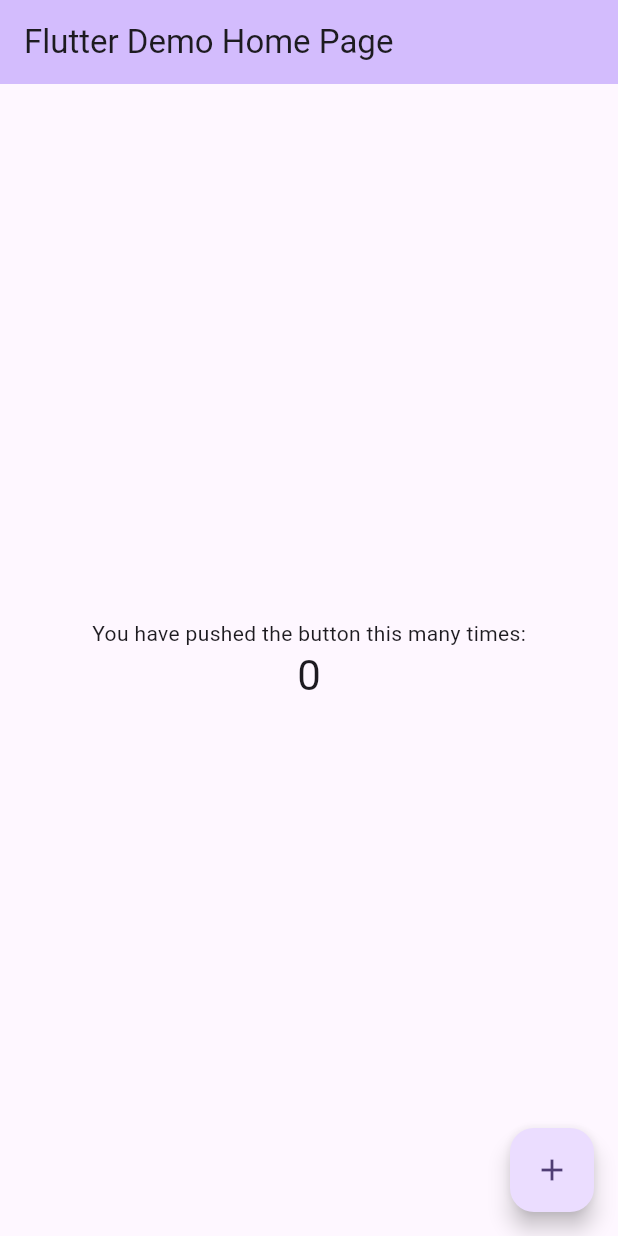
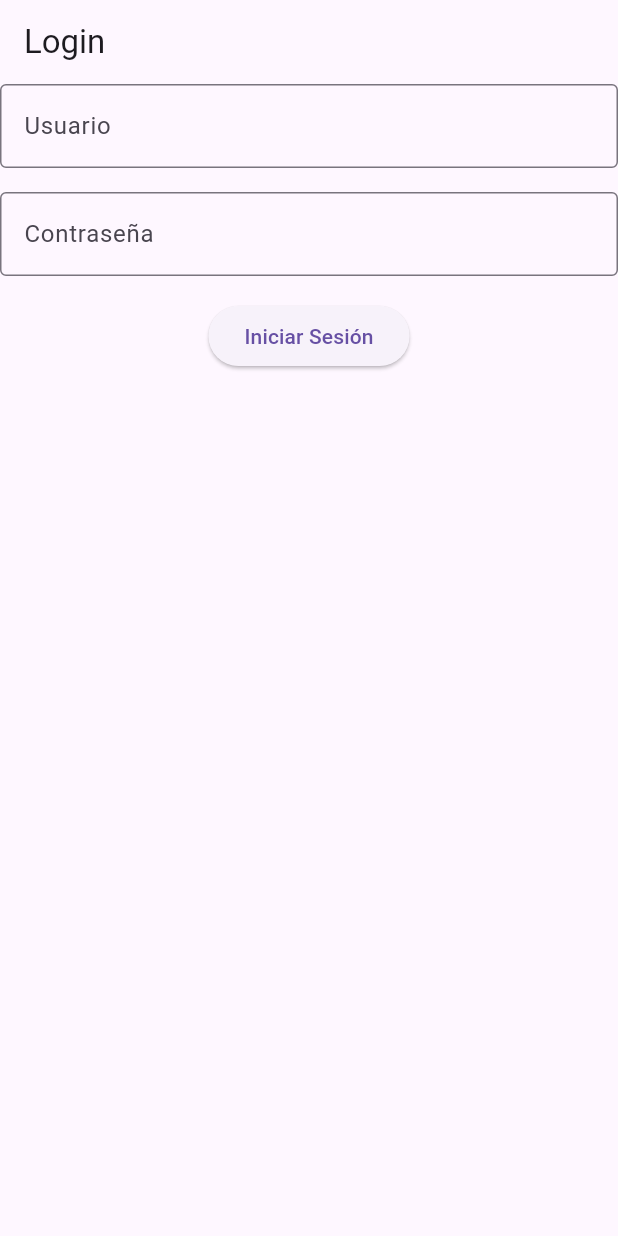
Before and after one commit to JavierMedarde99/F1-bet, a Flutter app: the screen it shows after launch, on a phone screen of 412 x 824 dp. Run offline on Flutter 3.47's test engine with Material 3 defaults, Android fonts, the light colour scheme and no system bars; our stand-ins replace flutter_dotenv, supabase_flutter; accounts and stored records are empty.

Commit message:
login functionality

```diff
--- /dev/null
+++ b/lib/components/FormLogin.dart
@@ -0,0 +1,70 @@
+import 'package:f1/f1Page.dart';
+import 'package:f1/utils/connectionDataBase.dart';
+import 'package:flutter/material.dart';
+
+class Formlogin extends StatefulWidget {
+  const Formlogin({super.key});
+
+  @override
+  State<Formlogin> createState() => _FormloginState();
+}
+
+class _FormloginState extends State<Formlogin> {
+  final TextEditingController usuarioController = TextEditingController();
+  final TextEditingController passwordController = TextEditingController();
+
+  @override
+  void dispose() {
+    usuarioController.dispose();
+    passwordController.dispose();
+    super.dispose();
+  }
+
+  @override
+  Widget build(BuildContext context) {
+    return Column(
+      children: [
+        TextField(
+          controller: usuarioController,
+          decoration: const InputDecoration(
+            labelText: 'Usuario',
+            border: OutlineInputBorder(),
+          ),
+        ),
+        const SizedBox(height: 16),
+        TextField(
+          controller: passwordController,
+          obscureText: true,
+          decoration: const InputDecoration(
+            labelText: 'Contraseña',
+            border: OutlineInputBorder(),
+          ),
+        ),
+        const SizedBox(height: 16),
+        ElevatedButton(
+          onPressed: () async {
+            final usuario = usuarioController.text.trim();
+            final password = passwordController.text.trim();
+
+            if (usuario.isEmpty || password.isEmpty) return;
+
+            bool isValid = await validateLogin(usuario, password);
+            if (isValid) {
+              Navigator.push(
+                context,
+                MaterialPageRoute<void>(
+                  builder: (context) => F1page(),
+                ),
+              );
+            } else {
+              ScaffoldMessenger.of(context).showSnackBar(
+                SnackBar(content: Text('Credenciales incorrectas')),
+              );
+            }
+          },
+          child: const Text('Iniciar Sesión'),
+        ),
+      ],
+    );
+  }
+}
--- a/lib/main.dart
+++ b/lib/main.dart
@@ -1,121 +1,38 @@
+import 'package:f1/components/FormLogin.dart';
+import 'package:f1/utils/connectionDataBase.dart';
 import 'package:flutter/material.dart';
 
-void main() {
+Future<void> main() async {
+  await connectiondatabase();
+
   runApp(const MyApp());
 }
 
 class MyApp extends StatelessWidget {
   const MyApp({super.key});
 
-  // This widget is the root of your application.
   @override
   Widget build(BuildContext context) {
     return MaterialApp(
-      title: 'Flutter Demo',
+      title: 'Flutter Supabase Demo',
       theme: ThemeData(
-        // This is the theme of your application.
-        //
-        // TRY THIS: Try running your application with "flutter run". You'll see
-        // the application has a purple toolbar. Then, without quitting the app,
-        // try changing the seedColor in the colorScheme below to Colors.green
-        // and then invoke "hot reload" (save your changes or press the "hot
-        // reload" button in a Flutter-supported IDE, or press "r" if you used
-        // the command line to start the app).
-        //
-        // Notice that the counter didn't reset back to zero; the application
-        // state is not lost during the reload. To reset the state, use hot
-        // restart instead.
-        //
-        // This works for code too, not just values: Most code changes can be
-        // tested with just a hot reload.
-        colorScheme: .fromSeed(seedColor: Colors.deepPurple),
+        primarySwatch: Colors.blue,
       ),
-      home: const MyHomePage(title: 'Flutter Demo Home Page'),
+      home: const LoginPage(),
     );
   }
 }
 
-class MyHomePage extends StatefulWidget {
-  const MyHomePage({super.key, required this.title});
-
-  // This widget is the home page of your application. It is stateful, meaning
-  // that it has a State object (defined below) that contains fields that affect
-  // how it looks.
-
-  // This class is the configuration for the state. It holds the values (in this
-  // case the title) provided by the parent (in this case the App widget) and
-  // used by the build method of the State. Fields in a Widget subclass are
-  // always marked "final".
-
-  final String title;
-
-  @override
-  State<MyHomePage> createState() => _MyHomePageState();
-}
-
-class _MyHomePageState extends State<MyHomePage> {
-  int _counter = 0;
-
-  void _incrementCounter() {
-    setState(() {
-      // This call to setState tells the Flutter framework that something has
-      // changed in this State, which causes it to rerun the build method below
-      // so that the display can reflect the updated values. If we changed
-      // _counter without calling setState(), then the build method would not be
-      // called again, and so nothing would appear to happen.
-      _counter++;
-    });
-  }
+class LoginPage extends StatelessWidget {
+  const LoginPage({super.key});
 
   @override
   Widget build(BuildContext context) {
-    // This method is rerun every time setState is called, for instance as done
-    // by the _incrementCounter method above.
-    //
-    // The Flutter framework has been optimized to make rerunning build methods
-    // fast, so that you can just rebuild anything that needs updating rather
-    // than having to individually change instances of widgets.
     return Scaffold(
       appBar: AppBar(
-        // TRY THIS: Try changing the color here to a specific color (to
-        // Colors.amber, perhaps?) and trigger a hot reload to see the AppBar
-        // change color while the other colors stay the same.
-        backgroundColor: Theme.of(context).colorScheme.inversePrimary,
-        // Here we take the value from the MyHomePage object that was created by
-        // the App.build method, and use it to set our appbar title.
-        title: Text(widget.title),
+        title: const Text('Login'),
       ),
-      body: Center(
-        // Center is a layout widget. It takes a single child and positions it
-        // in the middle of the parent.
-        child: Column(
-          // Column is also a layout widget. It takes a list of children and
-          // arranges them vertically. By default, it sizes itself to fit its
-          // children horizontally, and tries to be as tall as its parent.
-          //
-          // Column has various properties to control how it sizes itself and
-          // how it positions its children. Here we use mainAxisAlignment to
-          // center the children vertically; the main axis here is the vertical
-          // axis because Columns are vertical (the cross axis would be
-          // horizontal).
-          //
-          // TRY THIS: Invoke "debug painting" (choose the "Toggle Debug Paint"
-          // action in the IDE, or press "p" in the console), to see the
-          // wireframe for each widget.
-          mainAxisAlignment: .center,
-          children: [
-            const Text('You have pushed the button this many times:'),
-            Text(
-              '$_counter',
-              style: Theme.of(context).textTheme.headlineMedium,
-            ),
-          ],
-        ),
-      ),
-      floatingActionButton: FloatingActionButton(
-        onPressed: _incrementCounter,
-        tooltip: 'Increment',
-        child: const Icon(Icons.add),
+      body: const Formlogin(
       ),
     );
   }
--- a/pubspec.yaml
+++ b/pubspec.yaml
@@ -34,6 +34,8 @@ dependencies:
   # The following adds the Cupertino Icons font to your application.
   # Use with the CupertinoIcons class for iOS style icons.
   cupertino_icons: ^1.0.8
+  supabase_flutter: ^2.12.0
+  flutter_dotenv: ^6.0.0
 
 dev_dependencies:
   flutter_test:
@@ -58,8 +60,8 @@ flutter:
   uses-material-design: true
 
   # To add assets to your application, add an assets section, like this:
-  # assets:
-  #   - images/a_dot_burr.jpeg
+  assets:
+    - .env
   #   - images/a_dot_ham.jpeg
 
   # An image asset can refer to one or more resolution-specific "variants", see
```
Also changed, not shown: lib/f1Page.dart (added, +16 -0 lines), lib/utils/connectionDataBase.dart (added, +34 -0 lines), pubspec.lock, 7 other files.
